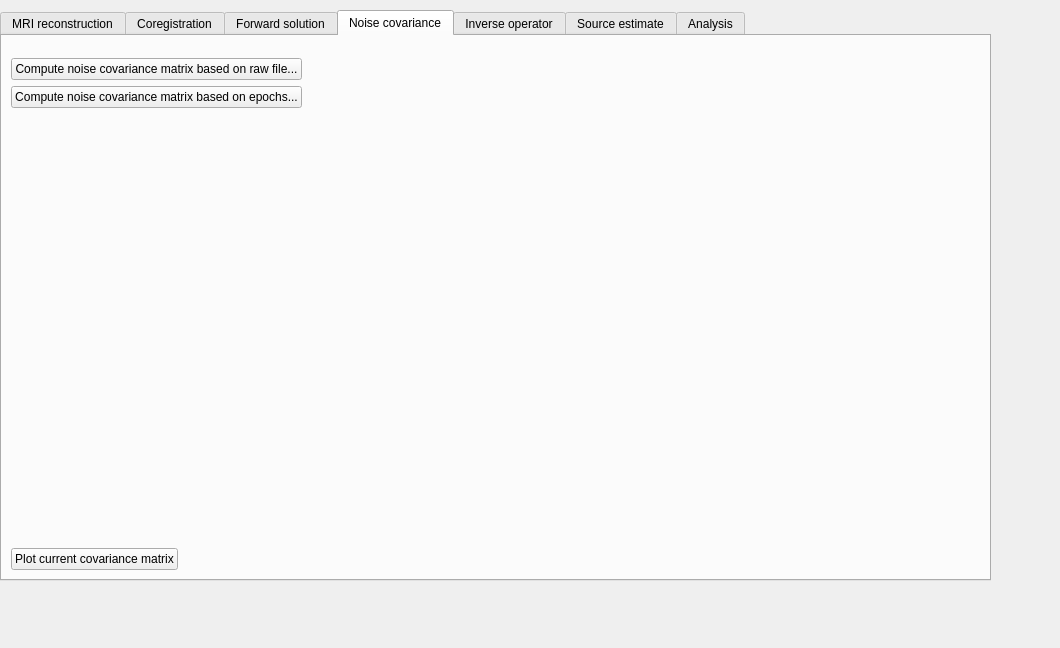
Above: qt4Designer_ui_files/mainWindowTabSourceAnalysisUi.ui from cibr-jyu/meggie before the change. Below: the same form after it.
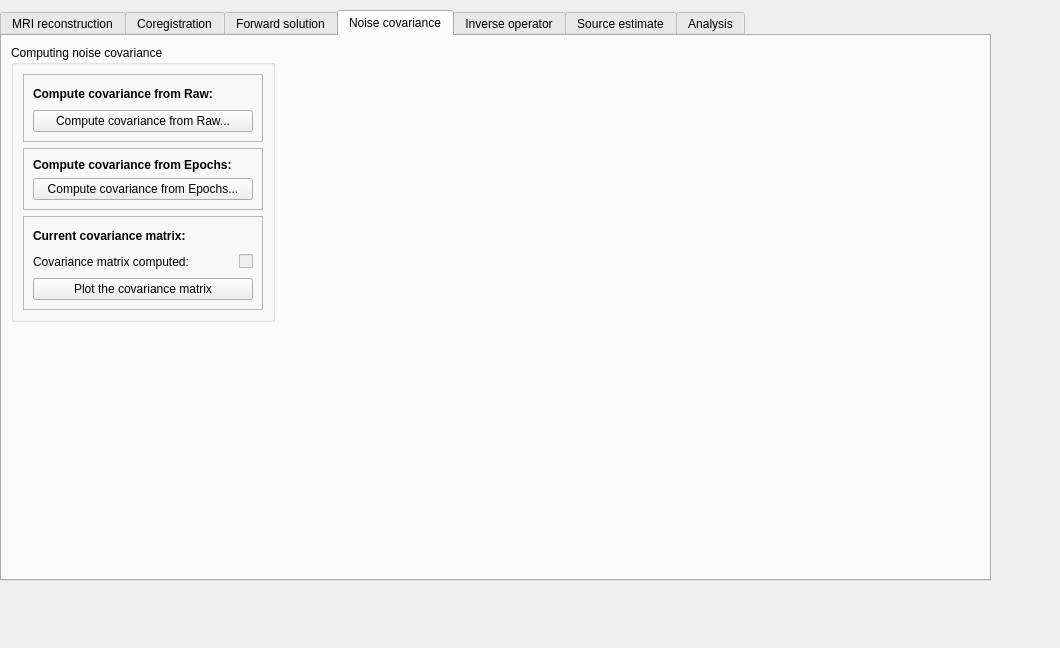
That is the form after the change. The open tabs and pages were chosen to show the change.

Commit message: Finish covariance dialogs

Patch:
```diff
--- a/qt4Designer_ui_files/mainWindowTabSourceAnalysisUi.ui
+++ b/qt4Designer_ui_files/mainWindowTabSourceAnalysisUi.ui
@@ -673,58 +673,195 @@
      <property name="fieldGrowthPolicy">
       <enum>QFormLayout::AllNonFixedFieldsGrow</enum>
      </property>
-     <item row="0" column="0" colspan="2">
-      <layout class="QHBoxLayout" name="horizontalLayout_61">
+     <item row="2" column="0">
+      <widget class="QGroupBox" name="groupBoxCovariance">
+       <property name="title">
+        <string>Computing noise covariance</string>
+       </property>
+       <property name="flat">
+        <bool>false</bool>
+       </property>
+       <property name="checkable">
+        <bool>false</bool>
+       </property>
+       <layout class="QFormLayout" name="formLayout_8">
+        <property name="fieldGrowthPolicy">
+         <enum>QFormLayout::AllNonFixedFieldsGrow</enum>
+        </property>
+        <item row="0" column="0">
+         <layout class="QVBoxLayout" name="verticalLayoutCovariance">
        <item>
+           <widget class="QFrame" name="frameCovarianceRaw">
+            <property name="whatsThis">
+             <string>&lt;html&gt;&lt;head/&gt;&lt;body&gt;&lt;p&gt;MRI-image reconstruction can take a day, therefore Meggie only allows importing the pre-reconstructed image. You can, however, examine the reconstructed image with provided tools - if you have PySurfer installed and its path set properly in Meggie preferences.&lt;/p&gt;&lt;/body&gt;&lt;/html&gt;</string>
+            </property>
+            <property name="frameShape">
+             <enum>QFrame::StyledPanel</enum>
+            </property>
+            <property name="frameShadow">
+             <enum>QFrame::Raised</enum>
+            </property>
+            <layout class="QGridLayout" name="gridLayout_33">
+             <item row="0" column="0">
+              <layout class="QVBoxLayout" name="verticalLayout_5">
+               <item>
+                <layout class="QHBoxLayout" name="horizontalLayout_11">
+                 <item>
+                  <widget class="QLabel" name="labelCovarianceRaw">
+                   <property name="font">
+                    <font>
+                     <weight>75</weight>
+                     <bold>true</bold>
+                    </font>
+                   </property>
+                   <property name="toolTip">
+                    <string/>
+                   </property>
+                   <property name="whatsThis">
+                    <string/>
+                   </property>
+                   <property name="text">
+                    <string>Compute covariance from Raw:</string>
+                   </property>
+                  </widget>
+                 </item>
+                 <item>
+                  <spacer name="horizontalSpacer_6">
+                   <property name="orientation">
+                    <enum>Qt::Horizontal</enum>
+                   </property>
+                   <property name="sizeHint" stdset="0">
+                    <size>
+                     <width>40</width>
+                     <height>20</height>
+                    </size>
+                   </property>
+                  </spacer>
+                 </item>
+                </layout>
+               </item>
+               <item>
+                <layout class="QHBoxLayout" name="horizontalLayout_12">
+                 <item>
+                  <widget class="QPushButton" name="pushButtonCovarianceRaw">
+                   <property name="text">
+                    <string>Compute covariance from Raw...</string>
+                   </property>
+                  </widget>
+                 </item>
+                </layout>
+               </item>
+              </layout>
+             </item>
+            </layout>
+           </widget>
+          </item>
+          <item>
+           <widget class="QFrame" name="frameCovarianceEpochs">
+            <property name="frameShape">
+             <enum>QFrame::StyledPanel</enum>
+            </property>
+            <property name="frameShadow">
+             <enum>QFrame::Raised</enum>
+            </property>
+            <layout class="QGridLayout" name="gridLayout_43">
+             <item row="0" column="0">
         <layout class="QVBoxLayout" name="verticalLayout_15">
-         <property name="topMargin">
-          <number>13</number>
-         </property>
          <item>
-          <widget class="QPushButton" name="pushButtonComputeCovarianceRaw">
+                <layout class="QHBoxLayout" name="horizontalLayout_13">
+                 <item>
+                  <widget class="QLabel" name="labelCovarianceEpochs">
+                   <property name="font">
+                    <font>
+                     <weight>75</weight>
+                     <bold>true</bold>
+                    </font>
+                   </property>
            <property name="text">
-            <string>Compute noise covariance matrix based on raw file...</string>
-           </property>
-          </widget>
-         </item>
+                    <string>Compute covariance from Epochs:</string>
+                   </property>
+                   <property name="margin">
+                    <number>0</number>
+                   </property>
+                   <property name="indent">
+                    <number>-1</number>
+                   </property>
+                  </widget>
+                 </item>
+                </layout>
+               </item>
          <item>
-          <widget class="QPushButton" name="pushButtonComputeCovarianceEpochs">
+                <layout class="QHBoxLayout" name="horizontalLayout_64">
+                 <item>
+                  <widget class="QPushButton" name="pushButtonCovarianceEpochs">
            <property name="text">
-            <string>Compute noise covariance matrix based on epochs...</string>
+                    <string>Compute covariance from Epochs...</string>
            </property>
           </widget>
          </item>
-         <item>
-          <spacer name="verticalSpacer_3">
-           <property name="orientation">
-            <enum>Qt::Vertical</enum>
-           </property>
-           <property name="sizeHint" stdset="0">
-            <size>
-             <width>20</width>
-             <height>40</height>
-            </size>
-           </property>
-          </spacer>
+                </layout>
          </item>
         </layout>
        </item>
+            </layout>
+           </widget>
+          </item>
        <item>
-        <widget class="QFrame" name="frameCovarianceInfoWidget">
-         <property name="maximumSize">
-          <size>
-           <width>600</width>
-           <height>800</height>
-          </size>
+           <widget class="QFrame" name="frameCovarianceCurrent">
+            <property name="whatsThis">
+             <string>&lt;html&gt;&lt;head/&gt;&lt;body&gt;&lt;p&gt;MRI-image reconstruction can take a day, therefore Meggie only allows importing the pre-reconstructed image. You can, however, examine the reconstructed image with provided tools - if you have PySurfer installed and its path set properly in Meggie preferences.&lt;/p&gt;&lt;/body&gt;&lt;/html&gt;</string>
          </property>
          <property name="frameShape">
-          <enum>QFrame::NoFrame</enum>
+             <enum>QFrame::StyledPanel</enum>
          </property>
          <property name="frameShadow">
           <enum>QFrame::Raised</enum>
          </property>
-         <property name="lineWidth">
-          <number>1</number>
+            <layout class="QGridLayout" name="gridLayout_31">
+             <item row="0" column="0">
+              <layout class="QVBoxLayout" name="verticalLayout_6">
+               <item>
+                <layout class="QHBoxLayout" name="horizontalLayout_14">
+                 <item>
+                  <widget class="QLabel" name="labelCovarianceCurrent">
+                   <property name="font">
+                    <font>
+                     <weight>75</weight>
+                     <bold>true</bold>
+                    </font>
+                   </property>
+                   <property name="toolTip">
+                    <string/>
+                   </property>
+                   <property name="whatsThis">
+                    <string/>
+                   </property>
+                   <property name="text">
+                    <string>Current covariance matrix:</string>
+                   </property>
+                  </widget>
+                 </item>
+                 <item>
+                  <spacer name="horizontalSpacer_7">
+                   <property name="orientation">
+                    <enum>Qt::Horizontal</enum>
+                   </property>
+                   <property name="sizeHint" stdset="0">
+                    <size>
+                     <width>40</width>
+                     <height>20</height>
+                    </size>
+                   </property>
+                  </spacer>
+                 </item>
+                </layout>
+               </item>
+               <item>
+                <layout class="QHBoxLayout" name="horizontalLayout_3">
+                 <item>
+                  <widget class="QLabel" name="labelCovarianceComputed">
+                   <property name="text">
+                    <string>Covariance matrix computed:</string>
          </property>
         </widget>
        </item>
@@ -741,13 +878,37 @@
          </property>
         </spacer>
        </item>
-      </layout>
-     </item>
-     <item row="1" column="0">
-      <widget class="QPushButton" name="pushButtonPlotCov">
+                 <item>
+                  <widget class="QCheckBox" name="checkBoxCovarianceComputed">
+                   <property name="enabled">
+                    <bool>false</bool>
+                   </property>
+                   <property name="text">
+                    <string/>
+                   </property>
+                  </widget>
+                 </item>
+                </layout>
+               </item>
+               <item>
+                <layout class="QHBoxLayout" name="horizontalLayout_15">
+                 <item>
+                  <widget class="QPushButton" name="pushButtonCovariancePlot">
        <property name="text">
-        <string>Plot current covariance matrix</string>
-       </property>
+                    <string>Plot the covariance matrix</string>
+                   </property>
+                  </widget>
+                 </item>
+                </layout>
+               </item>
+              </layout>
+             </item>
+            </layout>
+           </widget>
+          </item>
+         </layout>
+        </item>
+       </layout>
       </widget>
      </item>
     </layout>
```
Left out of the diff: 73 changed lines with no effect on the pictures. Lines whose indentation alone changed are shown as unchanged. The commit also changes 11 other files.
